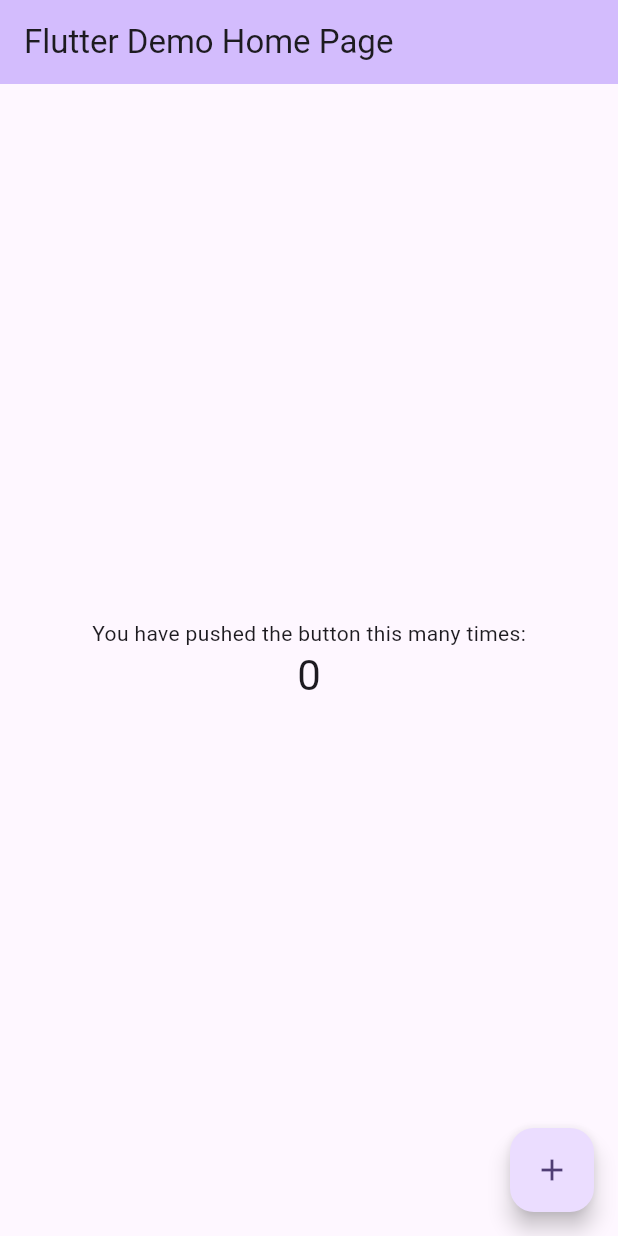
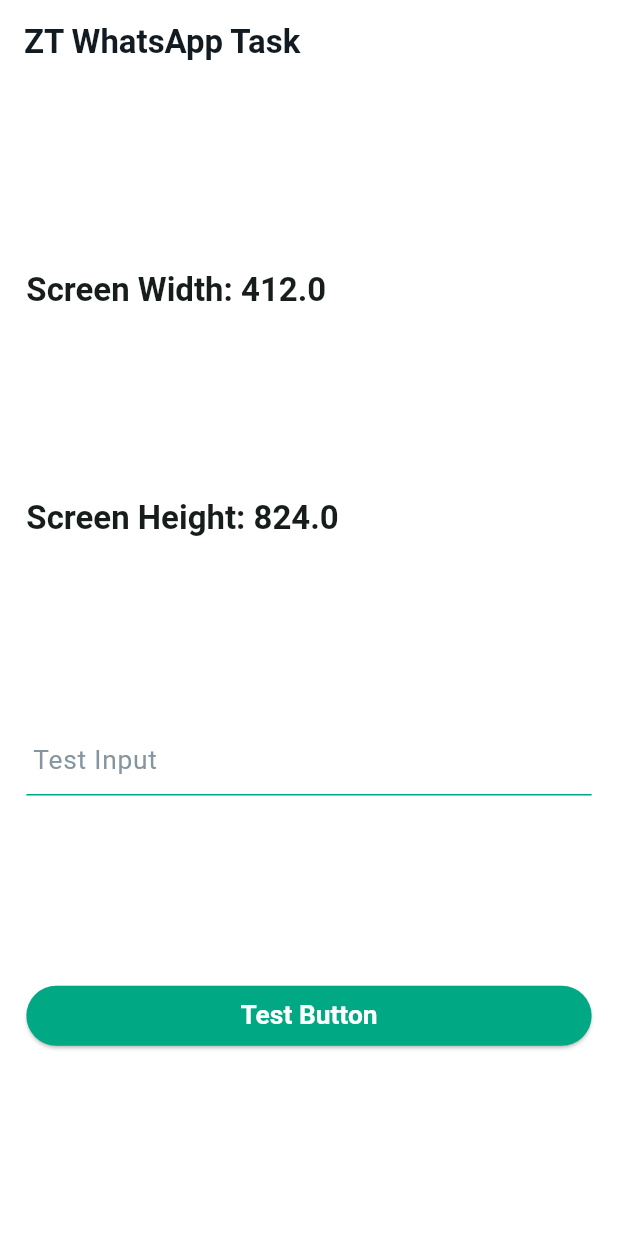
Before and after one commit to elsaramji/zt_whatsapp_task, a Flutter app: the screen it shows after launch, on a phone screen of 412 x 824 dp. Run offline on Flutter 3.47's test engine with Material 3 defaults, Android fonts, the phone set to English and light mode, and no system bars; our stand-ins replace firebase_core, flutter_screenutil, google_fonts; accounts and stored records are empty.

Commit message:
feat: Implement app themes and color schemes for light and dark modes

```diff
--- /dev/null
+++ b/lib/core/theme/app_colors.dart
@@ -0,0 +1,24 @@
+
+
+import 'package:flutter/material.dart';
+
+class AppColors {
+  static const Color primary = Color(0xFF00A884);
+  static const Color lightGreen = Color(0xFFE7FFDB);
+  static const Color darkGreen = Color(0xFF005C4B);
+
+  static const Color darkBackground = Color(0xFF121B22);
+  static const Color darkAppBar = Color(0xFF1F2C34);
+  static const Color darkChatBubble = Color(0xFF1F2C34);
+  static const Color darkIcon = Colors.grey;
+  static const Color darkText = Color(0xFFE9EDEF);
+
+  static const Color lightBackground = Color(0xFFFFFFFF);
+  static const Color lightAppBar = Color(0xFFFFFFFF);
+  static const Color lightChatBubble = Color(0xFFFFFFFF);
+  static const Color lightIcon = Color(0xFF54656F);
+  static const Color lightText = Color(0xFF111B21);
+
+  static const Color grey = Color(0xFF8696A0);
+  static const Color blueLink = Color(0xFF53BDEB);
+}
--- /dev/null
+++ b/lib/core/theme/app_themes.dart
@@ -0,0 +1,183 @@
+import 'package:flutter/material.dart';
+import 'package:flutter_screenutil/flutter_screenutil.dart';
+import 'package:google_fonts/google_fonts.dart';
+import 'app_colors.dart';
+
+class AppTheme {
+  static final _lightColorScheme = ColorScheme.fromSeed(
+    seedColor: AppColors.primary,
+    brightness: Brightness.light,
+    surface: AppColors.lightBackground,
+    onSurface: AppColors.lightText,
+    primary: AppColors.primary,
+    onPrimary: Colors.white,
+    secondary: AppColors.primary,
+    onSecondary: Colors.white,
+    error: Colors.red.shade700,
+    onError: Colors.white,
+  );
+
+  static final _darkColorScheme = ColorScheme.fromSeed(
+    seedColor: AppColors.primary,
+    brightness: Brightness.dark,
+    surface: AppColors.darkBackground,
+    onSurface: AppColors.darkText,
+    primary: AppColors.primary,
+    onPrimary: Colors.white,
+    secondary: AppColors.primary,
+    onSecondary: Colors.white,
+    error: Colors.red.shade400,
+    onError: Colors.black,
+  );
+
+  static final _baseTextTheme = GoogleFonts.robotoTextTheme();
+
+  static final TextTheme _customTextTheme = _baseTextTheme.copyWith(
+    titleLarge: _baseTextTheme.titleLarge?.copyWith(
+      fontSize: 28.sp,
+      fontWeight: FontWeight.bold,
+    ),
+    headlineSmall: _baseTextTheme.headlineSmall?.copyWith(
+      fontSize: 20.sp,
+      fontWeight: FontWeight.w600,
+    ),
+    bodyLarge: _baseTextTheme.bodyLarge?.copyWith(
+      fontSize: 16.sp,
+    ),
+    bodyMedium: _baseTextTheme.bodyMedium?.copyWith(
+      fontSize: 14.sp,
+    ),
+    labelLarge: _baseTextTheme.labelLarge?.copyWith(
+      fontSize: 16.sp,
+      fontWeight: FontWeight.bold,
+    ),
+    labelMedium: _baseTextTheme.labelMedium?.copyWith(
+      fontSize: 12.sp,
+      color: AppColors.grey,
+    ),
+  );
+
+  // --- থিম الوضع المضيء (Light Theme) ---
+  static final ThemeData lightTheme = ThemeData(
+    colorScheme: _lightColorScheme,
+    scaffoldBackgroundColor: _lightColorScheme.surface,
+    brightness: Brightness.light,
+    primaryColor: AppColors.primary,
+
+    textTheme: _customTextTheme.apply(
+      bodyColor: _lightColorScheme.onBackground,
+      displayColor: _lightColorScheme.onBackground,
+    ),
+
+    appBarTheme: AppBarTheme(
+      backgroundColor: _lightColorScheme.surface,
+      elevation: 0,
+      iconTheme: const IconThemeData(color: AppColors.lightIcon),
+      titleTextStyle: _customTextTheme.headlineSmall?.copyWith(
+        color: _lightColorScheme.onSurface,
+      ),
+    ),
+
+    elevatedButtonTheme: ElevatedButtonThemeData(
+      style: ElevatedButton.styleFrom(
+        backgroundColor: _lightColorScheme.primary,
+        foregroundColor: _lightColorScheme.onPrimary,
+        textStyle: _customTextTheme.labelLarge,
+      ),
+    ),
+
+    iconTheme: const IconThemeData(color: AppColors.lightIcon),
+
+    floatingActionButtonTheme: FloatingActionButtonThemeData(
+      backgroundColor: _lightColorScheme.primary,
+      foregroundColor: _lightColorScheme.onPrimary,
+    ),
+
+    tabBarTheme: TabBarThemeData(
+      labelColor: AppColors.primary,
+      unselectedLabelColor: AppColors.lightIcon,
+      indicator: UnderlineTabIndicator(
+        borderSide: BorderSide(color: AppColors.primary, width: 2.w),
+      ),
+    ),
+
+    inputDecorationTheme: InputDecorationTheme(
+      hintStyle: _customTextTheme.bodyLarge?.copyWith(color: AppColors.grey),
+      contentPadding: EdgeInsets.symmetric(vertical: 8.h, horizontal: 4.w),
+      enabledBorder: const UnderlineInputBorder(
+        borderSide: BorderSide(color: AppColors.primary),
+      ),
+      focusedBorder: UnderlineInputBorder(
+        borderSide: BorderSide(color: AppColors.primary, width: 2.w),
+      ),
+      errorBorder: UnderlineInputBorder(
+        borderSide: BorderSide(color: _lightColorScheme.error),
+      ),
+      focusedErrorBorder: UnderlineInputBorder(
+        borderSide: BorderSide(color: _lightColorScheme.error, width: 2.w),
+      ),
+    ),
+  );
+
+  // --- থিম الوضع المظلم (Dark Theme) ---
+  static final ThemeData darkTheme = ThemeData(
+    colorScheme: _darkColorScheme,
+    scaffoldBackgroundColor: _darkColorScheme.surface,
+    brightness: Brightness.dark,
+    primaryColor: AppColors.primary,
+
+    textTheme: _customTextTheme.apply(
+      bodyColor: _darkColorScheme.onBackground,
+      displayColor: _darkColorScheme.onBackground,
+    ),
+
+    appBarTheme: AppBarTheme(
+      backgroundColor: _darkColorScheme.surface,
+      elevation: 0,
+      iconTheme: const IconThemeData(color: AppColors.darkIcon),
+      titleTextStyle: _customTextTheme.headlineSmall?.copyWith(
+        color: _darkColorScheme.onSurface,
+      ),
+    ),
+
+    elevatedButtonTheme: ElevatedButtonThemeData(
+      style: ElevatedButton.styleFrom(
+        backgroundColor: _darkColorScheme.primary,
+        foregroundColor: _darkColorScheme.onPrimary,
+        textStyle: _customTextTheme.labelLarge,
+      ),
+    ),
+
+    iconTheme: const IconThemeData(color: AppColors.darkIcon),
+
+    floatingActionButtonTheme: FloatingActionButtonThemeData(
+      backgroundColor: _darkColorScheme.primary,
+      foregroundColor: _darkColorScheme.onPrimary,
+    ),
+
+    tabBarTheme: TabBarThemeData(
+      labelColor: AppColors.primary,
+      unselectedLabelColor: AppColors.darkIcon,
+      indicator: UnderlineTabIndicator(
+        borderSide: BorderSide(color: AppColors.primary, width: 2.w),
+      ),
+    ),
+
+    inputDecorationTheme: InputDecorationTheme(
+      hintStyle: _customTextTheme.bodyLarge?.copyWith(color: AppColors.grey),
+      contentPadding: EdgeInsets.symmetric(vertical: 8.h, horizontal: 4.w),
+      enabledBorder: const UnderlineInputBorder(
+        borderSide: BorderSide(color: AppColors.primary),
+      ),
+      focusedBorder: UnderlineInputBorder(
+        borderSide: BorderSide(color: AppColors.primary, width: 2.w),
+      ),
+      errorBorder: UnderlineInputBorder(
+        borderSide: BorderSide(color: _darkColorScheme.error),
+      ),
+      focusedErrorBorder: UnderlineInputBorder(
+        borderSide: BorderSide(color: _darkColorScheme.error, width: 2.w),
+      ),
+    ),
+  );
+}
--- a/lib/main.dart
+++ b/lib/main.dart
@@ -1,122 +1,62 @@
+import 'package:firebase_core/firebase_core.dart';
 import 'package:flutter/material.dart';
+import 'package:flutter_screenutil/flutter_screenutil.dart';
+import 'package:zt_whatsapp_task/core/theme/app_themes.dart';
 
-void main() {
+import 'firebase_options.dart';
+
+void main() async {
+  WidgetsFlutterBinding.ensureInitialized();
+  await Firebase.initializeApp(options: DefaultFirebaseOptions.currentPlatform);
+  await ScreenUtil.ensureScreenSize();
   runApp(const MyApp());
 }
 
 class MyApp extends StatelessWidget {
   const MyApp({super.key});
 
-  // This widget is the root of your application.
   @override
   Widget build(BuildContext context) {
-    return MaterialApp(
-      title: 'Flutter Demo',
-      theme: ThemeData(
-        // This is the theme of your application.
-        //
-        // TRY THIS: Try running your application with "flutter run". You'll see
-        // the application has a purple toolbar. Then, without quitting the app,
-        // try changing the seedColor in the colorScheme below to Colors.green
-        // and then invoke "hot reload" (save your changes or press the "hot
-        // reload" button in a Flutter-supported IDE, or press "r" if you used
-        // the command line to start the app).
-        //
-        // Notice that the counter didn't reset back to zero; the application
-        // state is not lost during the reload. To reset the state, use hot
-        // restart instead.
-        //
-        // This works for code too, not just values: Most code changes can be
-        // tested with just a hot reload.
-        colorScheme: ColorScheme.fromSeed(seedColor: Colors.deepPurple),
-      ),
-      home: const MyHomePage(title: 'Flutter Demo Home Page'),
+    return ScreenUtilInit(
+      designSize: const Size(375, 812),
+      builder: (context, child) {
+        return MaterialApp(
+          title: 'ZT WhatsApp Task',
+          themeMode: ThemeMode.system,
+          theme: AppTheme.lightTheme,
+          darkTheme: AppTheme.darkTheme,
+          home: child,
+        );
+      },
+      child: const HomeTest(),
     );
   }
 }
 
-class MyHomePage extends StatefulWidget {
-  const MyHomePage({super.key, required this.title});
-
-  // This widget is the home page of your application. It is stateful, meaning
-  // that it has a State object (defined below) that contains fields that affect
-  // how it looks.
-
-  // This class is the configuration for the state. It holds the values (in this
-  // case the title) provided by the parent (in this case the App widget) and
-  // used by the build method of the State. Fields in a Widget subclass are
-  // always marked "final".
-
-  final String title;
-
-  @override
-  State<MyHomePage> createState() => _MyHomePageState();
-}
-
-class _MyHomePageState extends State<MyHomePage> {
-  int _counter = 0;
-
-  void _incrementCounter() {
-    setState(() {
-      // This call to setState tells the Flutter framework that something has
-      // changed in this State, which causes it to rerun the build method below
-      // so that the display can reflect the updated values. If we changed
-      // _counter without calling setState(), then the build method would not be
-      // called again, and so nothing would appear to happen.
-      _counter++;
-    });
-  }
+class HomeTest extends StatelessWidget {
+  const HomeTest({super.key});
 
   @override
   Widget build(BuildContext context) {
-    // This method is rerun every time setState is called, for instance as done
-    // by the _incrementCounter method above.
-    //
-    // The Flutter framework has been optimized to make rerunning build methods
-    // fast, so that you can just rebuild anything that needs updating rather
-    // than having to individually change instances of widgets.
     return Scaffold(
-      appBar: AppBar(
-        // TRY THIS: Try changing the color here to a specific color (to
-        // Colors.amber, perhaps?) and trigger a hot reload to see the AppBar
-        // change color while the other colors stay the same.
-        backgroundColor: Theme.of(context).colorScheme.inversePrimary,
-        // Here we take the value from the MyHomePage object that was created by
-        // the App.build method, and use it to set our appbar title.
-        title: Text(widget.title),
-      ),
-      body: Center(
-        // Center is a layout widget. It takes a single child and positions it
-        // in the middle of the parent.
+      appBar: AppBar(title: const Text('ZT WhatsApp Task')),
+      body: Container(
+        margin: EdgeInsets.symmetric(horizontal: 16.w),
         child: Column(
-          // Column is also a layout widget. It takes a list of children and
-          // arranges them vertically. By default, it sizes itself to fit its
-          // children horizontally, and tries to be as tall as its parent.
-          //
-          // Column has various properties to control how it sizes itself and
-          // how it positions its children. Here we use mainAxisAlignment to
-          // center the children vertically; the main axis here is the vertical
-          // axis because Columns are vertical (the cross axis would be
-          // horizontal).
-          //
-          // TRY THIS: Invoke "debug painting" (choose the "Toggle Debug Paint"
-          // action in the IDE, or press "p" in the console), to see the
-          // wireframe for each widget.
-          mainAxisAlignment: MainAxisAlignment.center,
-          children: <Widget>[
-            const Text('You have pushed the button this many times:'),
+          mainAxisAlignment: MainAxisAlignment.spaceEvenly,
+          crossAxisAlignment: CrossAxisAlignment.stretch,
+          children: [
             Text(
-              '$_counter',
-              style: Theme.of(context).textTheme.headlineMedium,
+              'Screen Width: ${1.sw}',
+              style: Theme.of(context).textTheme.headlineSmall,
             ),
+            Text('Screen Height: ${1.sh}',
+                style: Theme.of(context).textTheme.headlineSmall),
+            TextField(decoration: InputDecoration(hintText: 'Test Input')),
+            ElevatedButton(onPressed: () {}, child: const Text('Test Button')),
           ],
         ),
       ),
-      floatingActionButton: FloatingActionButton(
-        onPressed: _incrementCounter,
-        tooltip: 'Increment',
-        child: const Icon(Icons.add),
-      ), // This trailing comma makes auto-formatting nicer for build methods.
     );
   }
 }
```
